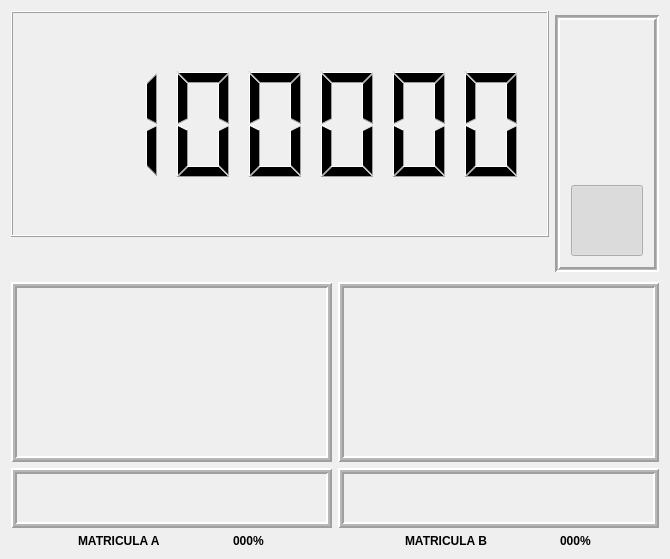
Before: the Qt Designer form nqtrucksserver/Client/Client.ui in sunsiz/nQTrucks, drawn with Qt 5.
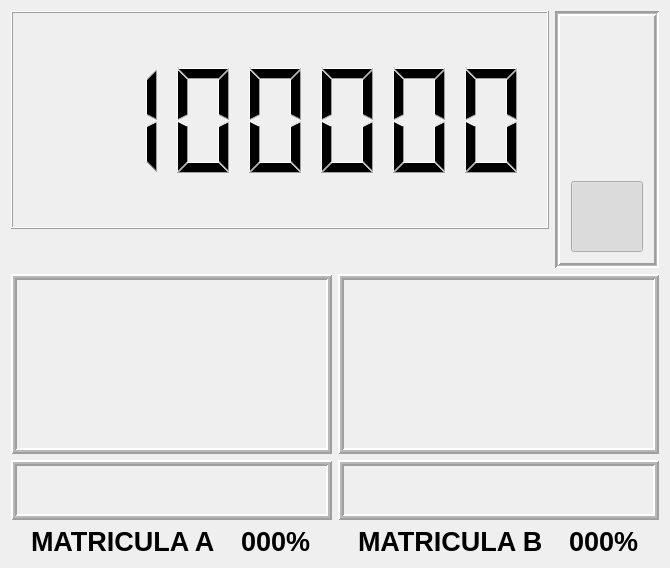
After: the same form once the commit is applied. Icons and pictures are not drawn.

Patch:
```diff
--- a/nqtrucksserver/Client/Client.ui
+++ b/nqtrucksserver/Client/Client.ui
@@ -339,6 +339,11 @@
                <verstretch>0</verstretch>
               </sizepolicy>
              </property>
+             <property name="font">
+              <font>
+               <pointsize>20</pointsize>
+              </font>
+             </property>
              <property name="text">
               <string>MATRICULA A</string>
              </property>
@@ -352,6 +357,11 @@
                <verstretch>0</verstretch>
               </sizepolicy>
              </property>
+             <property name="font">
+              <font>
+               <pointsize>20</pointsize>
+              </font>
+             </property>
              <property name="text">
               <string>000%</string>
              </property>
@@ -463,6 +473,11 @@
                <verstretch>0</verstretch>
               </sizepolicy>
              </property>
+             <property name="font">
+              <font>
+               <pointsize>20</pointsize>
+              </font>
+             </property>
              <property name="text">
               <string>MATRICULA B</string>
              </property>
@@ -476,6 +491,11 @@
                <verstretch>0</verstretch>
               </sizepolicy>
              </property>
+             <property name="font">
+              <font>
+               <pointsize>20</pointsize>
+              </font>
+             </property>
              <property name="text">
               <string>000%</string>
              </property>
```
